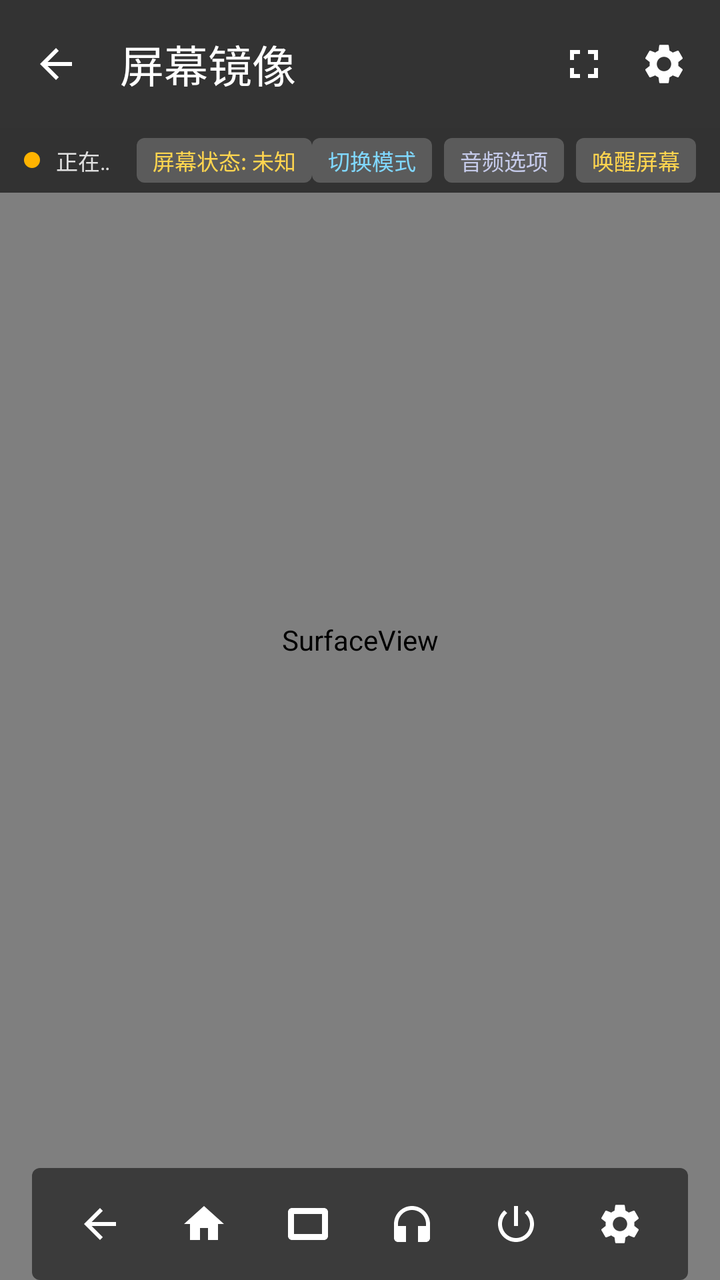
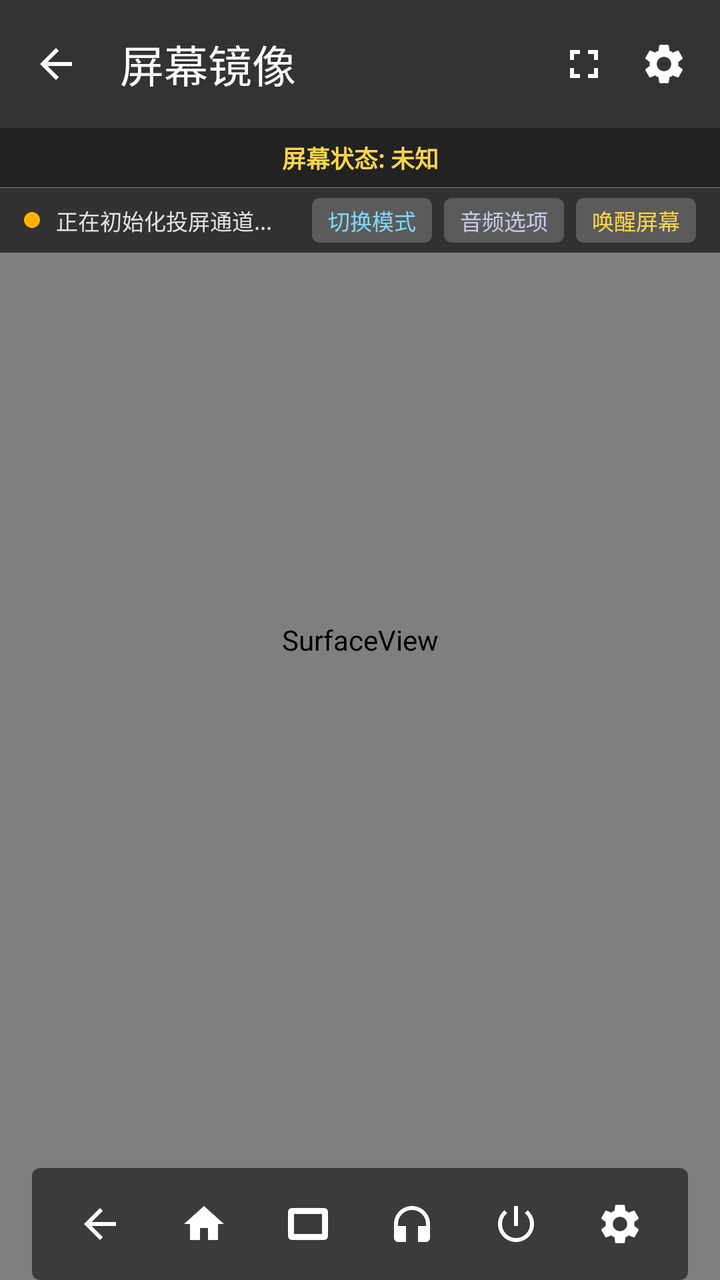

Before-and-after screenshots of an Android layout around one commit, followed by the original layout XML and the change that was made.
<!-- AndroidManifest.xml: application theme Theme.ADBToolbox -->
<!-- res/layout/activity_scrcpy.xml -->
<?xml version="1.0" encoding="utf-8"?>
<FrameLayout xmlns:android="http://schemas.android.com/apk/res/android"
    xmlns:app="http://schemas.android.com/apk/res-auto"
    android:id="@+id/rootContainer"
    android:layout_width="match_parent"
    android:layout_height="match_parent"
    android:background="#000000">

    
    <FrameLayout
        android:id="@+id/flScreenContainer"
        android:layout_width="match_parent"
        android:layout_height="match_parent">

        
        <SurfaceView
            android:id="@+id/surfaceView"
            android:layout_width="match_parent"
            android:layout_height="match_parent"
            android:layout_gravity="center"
            android:visibility="visible" />

        
        <ImageView
            android:id="@+id/ivScreen"
            android:layout_width="match_parent"
            android:layout_height="match_parent"
            android:layout_gravity="center"
            android:contentDescription="Screen Stream"
            android:scaleType="fitCenter"
            android:visibility="gone" />

        
        <ProgressBar
            android:id="@+id/pbLoading"
            android:layout_width="wrap_content"
            android:layout_height="wrap_content"
            android:layout_gravity="center"
            android:indeterminateTint="#FFFFFF"
            android:visibility="visible" />

        
        <TextView
            android:id="@+id/tvStreamStatus"
            android:layout_width="wrap_content"
            android:layout_height="wrap_content"
            android:layout_gravity="center"
            android:layout_marginTop="56dp"
            android:gravity="center"
            android:lineSpacingExtra="4dp"
            android:paddingHorizontal="24dp"
            android:textColor="#ECEFF1"
            android:textSize="13sp"
            android:visibility="gone" />

    </FrameLayout>

    
    <com.google.android.material.appbar.MaterialToolbar
        android:id="@+id/toolbar"
        android:layout_width="match_parent"
        android:layout_height="?attr/actionBarSize"
        android:layout_gravity="top"
        android:background="#99000000"
        app:navigationIcon="?attr/homeAsUpIndicator"
        app:navigationIconTint="#FFFFFF"
        app:title="@string/screen_mirroring"
        app:titleTextColor="#FFFFFF">

        
        <LinearLayout
            android:layout_width="wrap_content"
            android:layout_height="match_parent"
            android:layout_gravity="end"
            android:gravity="center_vertical"
            android:orientation="horizontal"
            android:paddingEnd="8dp">

            <ImageButton
                android:id="@+id/btnToolbarFullscreen"
                android:layout_width="40dp"
                android:layout_height="40dp"
                android:background="?attr/selectableItemBackgroundBorderless"
                android:contentDescription="@string/fullscreen"
                android:src="@drawable/ic_nav_fullscreen"
                app:tint="#FFFFFF" />

            <ImageButton
                android:id="@+id/btnToolbarSettings"
                android:layout_width="40dp"
                android:layout_height="40dp"
                android:background="?attr/selectableItemBackgroundBorderless"
                android:contentDescription="@string/settings"
                android:src="@drawable/ic_nav_settings"
                app:tint="#FFFFFF" />

        </LinearLayout>

    </com.google.android.material.appbar.MaterialToolbar>

    
    <LinearLayout
        android:id="@+id/layoutDiagBar"
        android:layout_width="match_parent"
        android:layout_height="wrap_content"
        android:layout_gravity="top"
        android:layout_marginTop="?attr/actionBarSize"
        android:background="#B3121212"
        android:gravity="center_vertical"
        android:orientation="horizontal"
        android:paddingHorizontal="12dp"
        android:paddingVertical="5dp">

        <View
            android:id="@+id/vStatusIndicator"
            android:layout_width="8dp"
            android:layout_height="8dp"
            android:background="@drawable/bg_tag"
            android:backgroundTint="#FFB300" />

        <TextView
            android:id="@+id/tvDiagText"
            android:layout_width="0dp"
            android:layout_height="wrap_content"
            android:layout_marginStart="8dp"
            android:layout_weight="1"
            android:ellipsize="marquee"
            android:singleLine="true"
            android:text="@string/initializing_mirror"
            android:textColor="#E0E0E0"
            android:textSize="11sp" />

        <TextView
            android:id="@+id/tvScreenPowerStatus"
            android:layout_width="wrap_content"
            android:layout_height="wrap_content"
            android:layout_marginStart="6dp"
            android:background="@drawable/bg_tag"
            android:backgroundTint="#33FFFFFF"
            android:paddingHorizontal="8dp"
            android:paddingVertical="3dp"
            android:text="@string/screen_status_unknown"
            android:textColor="#FFD54F"
            android:textSize="11sp" />

        <TextView
            android:id="@+id/btnQuickSwitchMode"
            android:layout_width="wrap_content"
            android:layout_height="wrap_content"
            android:background="@drawable/bg_tag"
            android:backgroundTint="#33FFFFFF"
            android:paddingHorizontal="8dp"
            android:paddingVertical="3dp"
            android:text="@string/switch_mode"
            android:textColor="#80D8FF"
            android:textSize="11sp" />

        <TextView
            android:id="@+id/btnQuickAudio"
            android:layout_width="wrap_content"
            android:layout_height="wrap_content"
            android:layout_marginStart="6dp"
            android:background="@drawable/bg_tag"
            android:backgroundTint="#33FFFFFF"
            android:paddingHorizontal="8dp"
            android:paddingVertical="3dp"
            android:text="@string/audio_options"
            android:textColor="#C5CAE9"
            android:textSize="11sp" />

        <TextView
            android:id="@+id/btnQuickWake"
            android:layout_width="wrap_content"
            android:layout_height="wrap_content"
            android:layout_marginStart="6dp"
            android:background="@drawable/bg_tag"
            android:backgroundTint="#33FFFFFF"
            android:paddingHorizontal="8dp"
            android:paddingVertical="3dp"
            android:text="@string/wake_screen"
            android:textColor="#FFD54F"
            android:textSize="11sp" />

    </LinearLayout>

    
    <FrameLayout
        android:id="@+id/navBarWrapper"
        android:layout_width="wrap_content"
        android:layout_height="wrap_content"
        android:layout_gravity="bottom|center_horizontal">

        <LinearLayout
            android:id="@+id/navBarContent"
            android:layout_width="wrap_content"
            android:layout_height="wrap_content"
            android:background="@drawable/bg_tag"
            android:backgroundTint="#B31E1E1E"
            android:gravity="center"
            android:orientation="horizontal"
            android:paddingHorizontal="12dp"
            android:paddingVertical="6dp">

            <ImageButton
                android:id="@+id/btnBack"
                android:layout_width="44dp"
                android:layout_height="44dp"
                android:background="?attr/selectableItemBackgroundBorderless"
                android:contentDescription="@string/back"
                android:src="@drawable/ic_nav_back"
                app:tint="#FFFFFF" />

            <ImageButton
                android:id="@+id/btnHome"
                android:layout_width="44dp"
                android:layout_height="44dp"
                android:layout_marginStart="8dp"
                android:background="?attr/selectableItemBackgroundBorderless"
                android:contentDescription="@string/home"
                android:src="@drawable/ic_nav_home"
                app:tint="#FFFFFF" />

            <ImageButton
                android:id="@+id/btnRecent"
                android:layout_width="44dp"
                android:layout_height="44dp"
                android:layout_marginStart="8dp"
                android:background="?attr/selectableItemBackgroundBorderless"
                android:contentDescription="@string/recent_apps"
                android:src="@drawable/ic_nav_recent"
                app:tint="#FFFFFF" />

            <ImageButton
                android:id="@+id/btnHeadset"
                android:layout_width="44dp"
                android:layout_height="44dp"
                android:layout_marginStart="8dp"
                android:background="?attr/selectableItemBackgroundBorderless"
                android:contentDescription="@string/virtual_headset"
                android:src="@drawable/ic_nav_headset"
                app:tint="#FFFFFF" />

            <ImageButton
                android:id="@+id/btnScreenOff"
                android:layout_width="44dp"
                android:layout_height="44dp"
                android:layout_marginStart="8dp"
                android:background="?attr/selectableItemBackgroundBorderless"
                android:contentDescription="@string/screen_off_action"
                android:src="@drawable/ic_nav_power"
                app:tint="#FFFFFF" />

            <ImageButton
                android:id="@+id/btnSettings"
                android:layout_width="44dp"
                android:layout_height="44dp"
                android:layout_marginStart="8dp"
                android:background="?attr/selectableItemBackgroundBorderless"
                android:contentDescription="@string/mirror_settings"
                android:src="@drawable/ic_nav_settings"
                app:tint="#FFFFFF" />

        </LinearLayout>

    </FrameLayout>

    
    <ImageView
        android:id="@+id/fabQuickMenu"
        android:layout_width="28dp"
        android:layout_height="28dp"
        android:layout_gravity="end|bottom"
        android:layout_marginEnd="16dp"
        android:layout_marginBottom="10dp"
        android:alpha="0.85"
        android:background="@drawable/bg_floating_ball"
        android:contentDescription="@string/control_menu"
        android:elevation="6dp"
        android:padding="6dp"
        android:src="@drawable/ic_nav_more"
        android:visibility="gone"
        app:tint="#FFFFFF" />

</FrameLayout>
<!-- resources referenced by this layout -->
<resources>
  <!-- drawable bg_floating_ball (drawable) -->
  <?xml version="1.0" encoding="utf-8"?>
  <shape xmlns:android="http://schemas.android.com/apk/res/android"
      android:shape="oval">
      <solid android:color="#B31E1E1E" />
      <stroke
          android:width="1dp"
          android:color="#4DFFFFFF" />
  </shape>
  <!-- drawable bg_tag (drawable) -->
  <?xml version="1.0" encoding="utf-8"?>
  <shape xmlns:android="http://schemas.android.com/apk/res/android"
      android:shape="rectangle">
      <corners android:radius="4dp" />
      <solid android:color="@color/primary_container" />
  </shape>
  <!-- drawable ic_nav_back (drawable) -->
  <vector xmlns:android="http://schemas.android.com/apk/res/android"
      android:width="24dp"
      android:height="24dp"
      android:viewportWidth="24"
      android:viewportHeight="24">
      <path
          android:fillColor="#FFFFFFFF"
          android:pathData="M20,11H7.83l5.59,-5.59L12,4l-8,8 8,8 1.41,-1.41L7.83,13H20v-2z" />
  </vector>
  <!-- drawable ic_nav_fullscreen (drawable) -->
  <vector xmlns:android="http://schemas.android.com/apk/res/android"
      android:width="24dp"
      android:height="24dp"
      android:viewportWidth="24"
      android:viewportHeight="24">
      <path
          android:fillColor="#FFFFFFFF"
          android:pathData="M7,14H5v5h5v-2H7v-3zm-2,-4h2V7h3V5H5v5zm12,7h-3v2h5v-5h-2v3zM14,5v2h3v3h2V5h-5z" />
  </vector>
  <!-- drawable ic_nav_headset (drawable) -->
  <vector xmlns:android="http://schemas.android.com/apk/res/android"
      android:width="24dp"
      android:height="24dp"
      android:viewportWidth="24"
      android:viewportHeight="24">
      <path
          android:fillColor="#FFFFFFFF"
          android:pathData="M12,3c-4.97,0 -9,4.03 -9,9v7c0,1.1 0.9,2 2,2h4v-8H5v-1c0,-3.87 3.13,-7 7,-7s7,3.13 7,7v1h-4v8h4c1.1,0 2,-0.9 2,-2v-7c0,-4.97 -4.03,-9 -9,-9z" />
  </vector>
  <!-- drawable ic_nav_home (drawable) -->
  <vector xmlns:android="http://schemas.android.com/apk/res/android"
      android:width="24dp"
      android:height="24dp"
      android:viewportWidth="24"
      android:viewportHeight="24">
      <path
          android:fillColor="#FFFFFFFF"
          android:pathData="M10,20v-6h4v6h5v-8h3L12,3 2,12h3v8z" />
  </vector>
  <!-- drawable ic_nav_recent (drawable) -->
  <vector xmlns:android="http://schemas.android.com/apk/res/android"
      android:width="24dp"
      android:height="24dp"
      android:viewportWidth="24"
      android:viewportHeight="24">
      <path
          android:fillColor="#FFFFFFFF"
          android:pathData="M4,4h16c1.1,0 2,0.9 2,2v12c0,1.1 -0.9,2 -2,2H4c-1.1,0 -2,-0.9 -2,-2V6c0,-1.1 0.9,-2 2,-2zm1,3v10h14V7H5z" />
  </vector>
  <string name="audio_options">音频选项</string>
  <string name="back">返回</string>
  <string name="control_menu">控制菜单</string>
  <string name="fullscreen">全屏</string>
  <string name="home">主页</string>
  <string name="initializing_mirror">正在初始化投屏通道...</string>
  <string name="mirror_settings">投屏设置</string>
  <string name="recent_apps">多任务</string>
  <string name="screen_mirroring">屏幕镜像</string>
  <string name="screen_off_action">熄屏操作</string>
  <string name="screen_status_unknown">屏幕状态: 未知</string>
  <string name="settings">设置</string>
  <string name="switch_mode">切换模式</string>
  <string name="virtual_headset">虚拟耳机（静音被控端外放）</string>
  <string name="wake_screen">唤醒屏幕</string>
  <color name="primary_container">#E3F2FD</color>
  <color name="primary">#1E88E5</color>
  <color name="on_primary_container">#0D47A1</color>
  <color name="accent">#00ACC1</color>
  <color name="surface">#FFFFFF</color>
  <color name="text_primary">#1A1C1E</color>
  <color name="background">#F8F9FA</color>
  <!-- unchanged entries left out for length: 4 -->
</resources>

<!-- the commit's change to res/layout/activity_scrcpy.xml (unified diff, before → after) -->
@@ -99,12 +99,28 @@
     </com.google.android.material.appbar.MaterialToolbar>
 
     
-    <LinearLayout
-        android:id="@+id/layoutDiagBar"
+    <TextView
+        android:id="@+id/tvScreenPowerStatus"
         android:layout_width="match_parent"
         android:layout_height="wrap_content"
         android:layout_gravity="top"
         android:layout_marginTop="?attr/actionBarSize"
+        android:background="#D9121212"
+        android:gravity="center"
+        android:paddingVertical="6dp"
+        android:text="@string/screen_status_unknown"
+        android:textColor="#FFD54F"
+        android:textSize="12sp"
+        android:textStyle="bold" />
+
+    
+    <LinearLayout
+        android:id="@+id/layoutDiagBar"
+        android:layout_width="match_parent"
+        android:layout_height="wrap_content"
+        android:layout_gravity="top"
+        android:layout_marginTop="?attr/actionBarSize"
+        android:translationY="30dp"
         android:background="#B3121212"
         android:gravity="center_vertical"
         android:orientation="horizontal"
@@ -128,19 +144,6 @@
             android:singleLine="true"
             android:text="@string/initializing_mirror"
             android:textColor="#E0E0E0"
-            android:textSize="11sp" />
-
-        <TextView
-            android:id="@+id/tvScreenPowerStatus"
-            android:layout_width="wrap_content"
-            android:layout_height="wrap_content"
-            android:layout_marginStart="6dp"
-            android:background="@drawable/bg_tag"
-            android:backgroundTint="#33FFFFFF"
-            android:paddingHorizontal="8dp"
-            android:paddingVertical="3dp"
-            android:text="@string/screen_status_unknown"
-            android:textColor="#FFD54F"
             android:textSize="11sp" />
 
         <TextView
